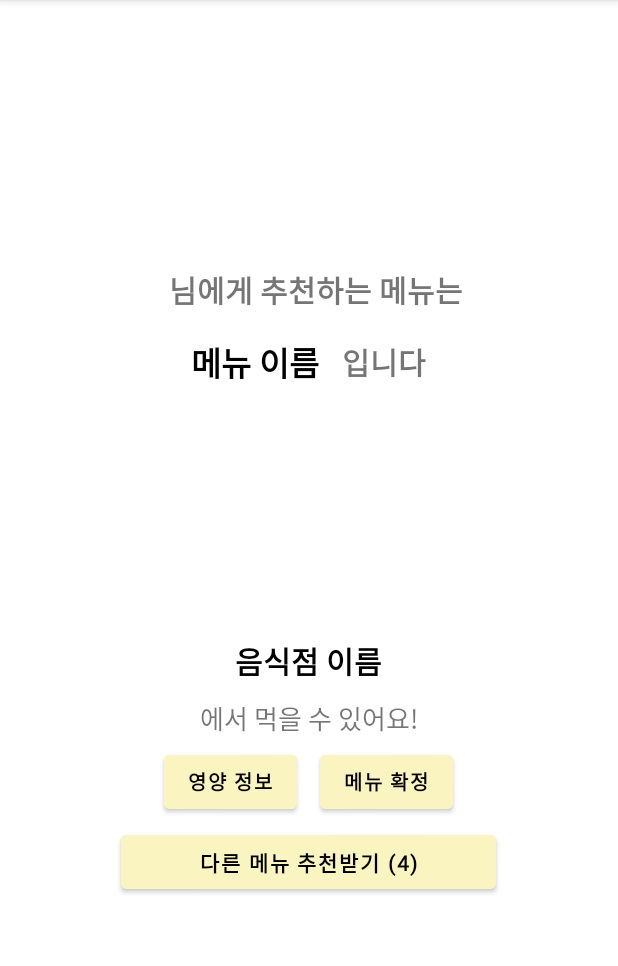
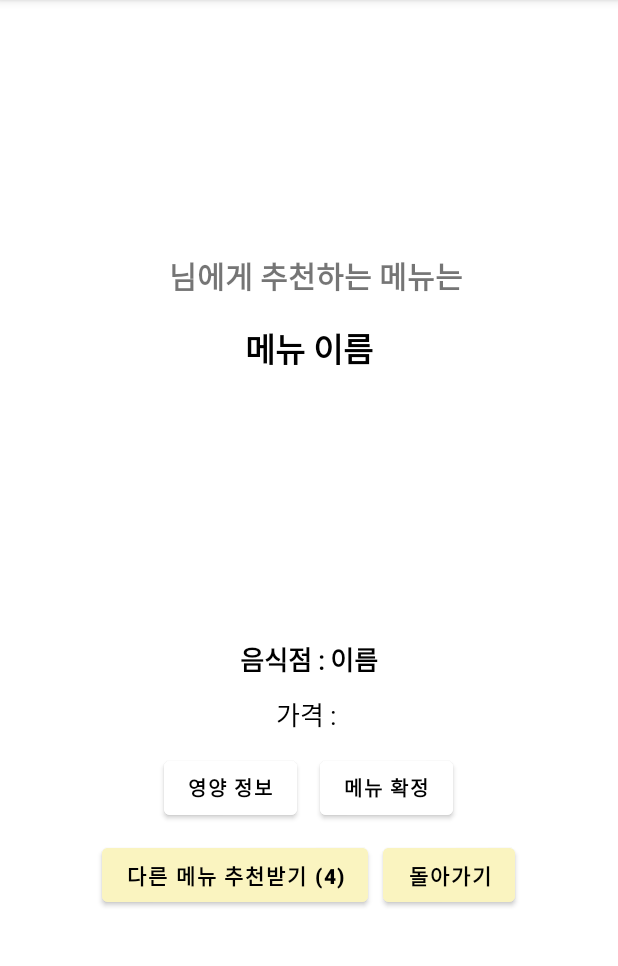
Before and after one commit to yunai37/MenuApp_Test, an Android app: the RecommendResActivity screen opened directly, with no data from a screen before it, on a phone screen of 412 x 824 dp, the part 84-1050 px from its top. Run offline under Robolectric (Android 15) with nearby library versions, the phone set to English and light mode, and no system bars.

Commit message:
수정 04.29

```diff
--- a/app/src/main/java/com/example/menuapp_test/RecommendResActivity.java
+++ b/app/src/main/java/com/example/menuapp_test/RecommendResActivity.java
@@ -17,8 +17,8 @@ import java.util.Random;
 
 public class RecommendResActivity extends AppCompatActivity {
     private static String ADDRESS_RECOMMEND = "http://52.78.72.175/recommendation/menurecommend";
-    private TextView nickname, menu, restaurant;            // 닉네임, 추천되는 메뉴, 음식점
-    Button info, select, re;        // 상세정보 보기, 메뉴 이용하기, 재추천
+    private TextView nickname, menu, restaurant, mprice;            // 닉네임, 추천되는 메뉴, 음식점
+    Button info, select, re, back;        // 상세정보 보기, 메뉴 이용하기, 재추천, 돌아가기
     private String token, price, weather, emotion, Nickname, rid, menuid, mname, rname;
     private RecommendItem recommendItem;
 
@@ -40,7 +40,9 @@ public class RecommendResActivity extends AppCompatActivity {
         info = findViewById(R.id.btn_recommend_nut);
         select = findViewById(R.id.btn_recommend_ok);
         re = findViewById(R.id.btn_recommend_re);
+        back = findViewById(R.id.btn_recommend_back);
         restaurant = findViewById(R.id.rname_recommend_res);
+        mprice = findViewById(R.id.price_recommend_res);
 
         GetRecommend getRecommend = new GetRecommend(RecommendResActivity.this);
         //getRecommend.execute(ADDRESS_RECOMMEND, price, weather, emotion, token);
@@ -62,8 +64,10 @@ public class RecommendResActivity extends AppCompatActivity {
             mname = recommendItem.getName();
             menu.setText(mname);
             rname = recommendItem.getRname();
-            restaurant.setText(rname);
+            restaurant.setText("음식점 : " + rname);
             rid = String.valueOf(recommendItem.getRestaurant());
+            String Price = String.valueOf(recommendItem.getPrice());
+            mprice.setText("가격 : " + Price + "원");
 
         } catch (Exception e) {
             Log.d("survey", "Error ", e);
@@ -87,6 +91,12 @@ public class RecommendResActivity extends AppCompatActivity {
             intent.putExtra("nickname", Nickname);
             startActivity(intent);
         });
+
+        back.setOnClickListener(v -> {
+            Intent intent = new Intent(this, MainActivity.class);
+            intent.putExtra("token", token);
+            startActivity(intent);
+        });
     }
     void showPop() {
         Toast.makeText(getApplicationContext(), "확정되었습니다!", Toast.LENGTH_SHORT).show();
--- a/app/src/main/res/layout/activity_mypage.xml
+++ b/app/src/main/res/layout/activity_mypage.xml
@@ -225,7 +225,8 @@
                     android:layout_width="26dp"
                     android:layout_height="26dp"
                     android:layout_gravity="center"
-                    android:src="@drawable/delete_fill0_wght400_grad0_opsz48" />
+                    android:background="@color/white"
+                    android:src="@drawable/person_off_fill0_wght400_grad0_opsz40" />
 
                 <TextView
                     android:id="@+id/txt_btn_delete"
--- a/app/src/main/res/layout/activity_recommend_res.xml
+++ b/app/src/main/res/layout/activity_recommend_res.xml
@@ -31,8 +31,8 @@
                     android:layout_width="wrap_content"
                     android:layout_height="match_parent"
                     android:gravity="center"
+                    android:text="닉네임"
                     android:fontFamily="@font/nanumgothic_regular"
-                    android:text="닉네임"
                     android:textSize="22dp"
                     android:textStyle="bold" />
 
@@ -42,8 +42,8 @@
                     android:layout_height="match_parent"
                     android:layout_marginLeft="10dp"
                     android:gravity="center"
+                    android:text="님에게 추천하는 메뉴는"
                     android:fontFamily="@font/nanumgothic_regular"
-                    android:text="님에게 추천하는 메뉴는"
                     android:textSize="20dp"
                     android:textStyle="bold" />
             </LinearLayout>
@@ -58,21 +58,10 @@
                     android:layout_width="wrap_content"
                     android:layout_height="match_parent"
                     android:gravity="center"
+                    android:textColor="@color/black"
                     android:fontFamily="@font/nanumgothic_regular"
-                    android:textColor="@color/black"
                     android:text="메뉴 이름"
                     android:textSize="22dp"
-                    android:textStyle="bold" />
-
-                <TextView
-                    android:id="@+id/txt_recommend_res2"
-                    android:layout_width="wrap_content"
-                    android:layout_height="match_parent"
-                    android:layout_marginLeft="15dp"
-                    android:fontFamily="@font/nanumgothic_regular"
-                    android:gravity="center"
-                    android:text="입니다"
-                    android:textSize="20dp"
                     android:textStyle="bold" />
             </LinearLayout>
 
@@ -95,26 +84,29 @@
                 android:layout_width="wrap_content"
                 android:layout_height="match_parent"
                 android:gravity="center"
+                android:layout_marginTop="10dp"
+                android:text="음식점 : 이름"
+                android:textSize="17sp"
                 android:fontFamily="@font/nanumgothic_regular"
-                android:text="음식점 이름"
-                android:textSize="20dp"
                 android:textColor="@color/black"
                 android:textStyle="bold" />
 
             <TextView
+                android:id="@+id/price_recommend_res"
                 android:layout_width="wrap_content"
                 android:layout_height="match_parent"
                 android:gravity="center"
                 android:layout_marginTop="10dp"
+                android:text="가격 : "
                 android:fontFamily="@font/nanumgothic_regular"
-                android:text="에서 먹을 수 있어요!"
+                android:textColor="@color/black"
                 android:textSize="17sp" />
 
             <LinearLayout
                 android:layout_width="match_parent"
                 android:layout_height="wrap_content"
                 android:orientation="horizontal"
-                android:layout_marginTop="5dp"
+                android:layout_marginTop="12dp"
                 android:gravity="center" >
 
                 <Button
@@ -122,11 +114,11 @@
                     android:layout_width="wrap_content"
                     android:layout_height="wrap_content"
                     android:text="영양 정보"
-                    android:fontFamily="@font/nanumgothic_regular"
                     android:textSize="13sp"
                     android:textColor="@color/black"
+                    android:fontFamily="@font/nanumgothic_regular"
                     android:textStyle="bold"
-                    android:backgroundTint="#faf4c0">
+                    android:backgroundTint="@color/white">
 
                 </Button>
 
@@ -135,29 +127,44 @@
                     android:layout_width="wrap_content"
                     android:layout_height="wrap_content"
                     android:layout_marginLeft="15dp"
-                    android:fontFamily="@font/nanumgothic_regular"
                     android:text="메뉴 확정"
                     android:textSize="13sp"
+                    android:fontFamily="@font/nanumgothic_regular"
                     android:textColor="@color/black"
                     android:textStyle="bold"
-                    android:backgroundTint="#faf4c0">
+                    android:backgroundTint="@color/white">
 
                 </Button>
             </LinearLayout>
         </LinearLayout>
+    <LinearLayout
+        android:layout_width="match_parent"
+        android:layout_height="wrap_content"
+        android:orientation="horizontal"
+        android:layout_marginTop="10dp"
+        android:gravity="center" >
 
         <Button
             android:id="@+id/btn_recommend_re"
-            android:layout_width="250dp"
+            android:layout_width="wrap_content"
             android:layout_height="wrap_content"
-            android:layout_marginTop="5dp"
-            android:fontFamily="@font/nanumgothic_regular"
             android:text="다른 메뉴 추천받기 (4)"
             android:textColor="@color/black"
             android:textStyle="bold"
-            android:backgroundTint="#faf4c0">
+            android:backgroundTint="#faf4c0"/>
 
-        </Button>
+        <Button
+            android:id="@+id/btn_recommend_back"
+            android:layout_width="wrap_content"
+            android:layout_height="wrap_content"
+            android:layout_marginLeft="10dp"
+            android:text="돌아가기"
+            android:textColor="@color/black"
+            android:textStyle="bold"
+            android:backgroundTint="#faf4c0"/>
+    </LinearLayout>
+
+
 
     </LinearLayout>
 
```
Also changed, not shown: app/src/main/java/com/example/menuapp_test/ListActivity.java (+5 -4 lines), app/src/main/java/com/example/menuapp_test/RecommendRestaurantActivity.java (+5 -4 lines), app/src/main/java/com/example/menuapp_test/ReviewWriteActivity.java (+16 -5 lines), app/src/main/res/drawable/add_photo_alternate_24px.xml (added, +10 -0 lines), app/src/main/res/drawable/add_photo_alternate_40px.xml (added, +10 -0 lines), app/src/main/res/drawable/cancel_24px.xml (added, +10 -0 lines), app/src/main/res/drawable/cancel_48px.xml (added, +10 -0 lines), app/src/main/res/drawable/image_not_supported_24px.xml (added, +10 -0 lines), app/src/main/res/drawable/image_not_supported_40px.xml (added, +10 -0 lines), app/src/main/res/drawable/person_off_40px.xml (added, +10 -0 lines), app/src/main/res/drawable/person_off_fill0_wght400_grad0_opsz40.xml (added, +9 -0 lines), app/src/main/res/layout/activity_nutrition.xml (+7 -3 lines), app/src/main/res/layout/activity_review_write.xml (+23 -9 lines).
